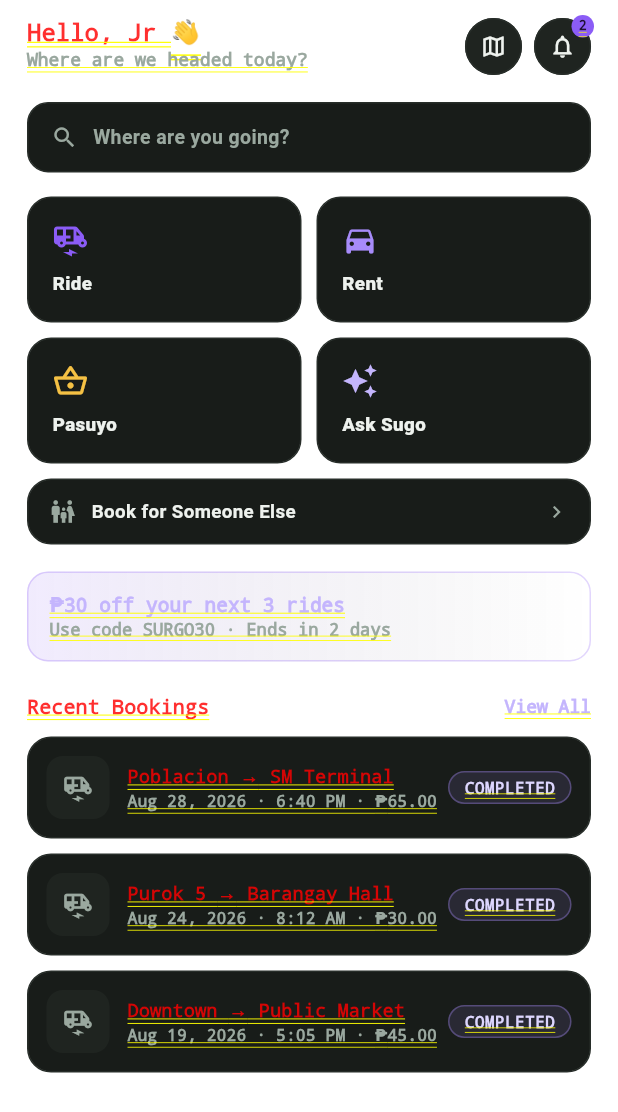
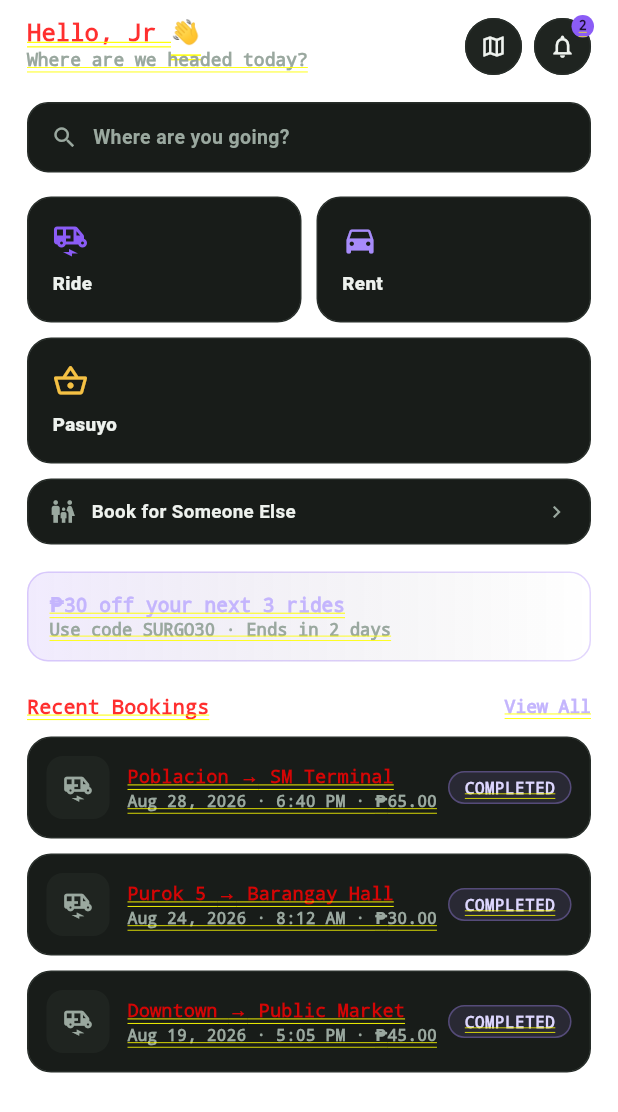
Before and after one commit to manibba2026-commits/SurGo-App, a Flutter app: the HomeScreen screen opened directly, on a phone screen of 412 x 824 dp. Shown: the top 1112 px of the screen. Run offline on Flutter 3.47's test engine with Material 3 defaults, Android fonts, the phone set to English and light mode, and no system bars; our stand-ins replace flutter_map, geolocator, latlong2; accounts and stored records are empty.

Commit message:
Remove the "Ask Sugo" shortcut and the Sugo AI gap note.
AI parsing is a backend concern, so the home screen no longer carries an
in-app natural-language entry point. Posting a Pasuyo is still reachable
from the Pasuyo screen's "Post a Pasuyo" button.

```diff
--- a/lib/screens/home_screen.dart
+++ b/lib/screens/home_screen.dart
@@ -183,22 +183,6 @@
                           color: AppColors.yellow),
                       SizedBox(height: 8),
                       Text('Pasuyo',
-                          style: TextStyle(
-                              fontWeight: FontWeight.w800, fontSize: 12.5)),
-                    ],
-                  ),
-                ),
-              ),
-              const SizedBox(width: 10),
-              Expanded(
-                child: SbCard(
-                  onTap: () => Navigator.pushNamed(context, '/pasuyo_post'),
-                  child: const Column(
-                    crossAxisAlignment: CrossAxisAlignment.start,
-                    children: [
-                      Icon(Icons.auto_awesome, color: AppColors.primaryLight),
-                      SizedBox(height: 8),
-                      Text('Ask Sugo',
                           style: TextStyle(
                               fontWeight: FontWeight.w800, fontSize: 12.5)),
                     ],
```
Also changed, not shown: 1 other file.
